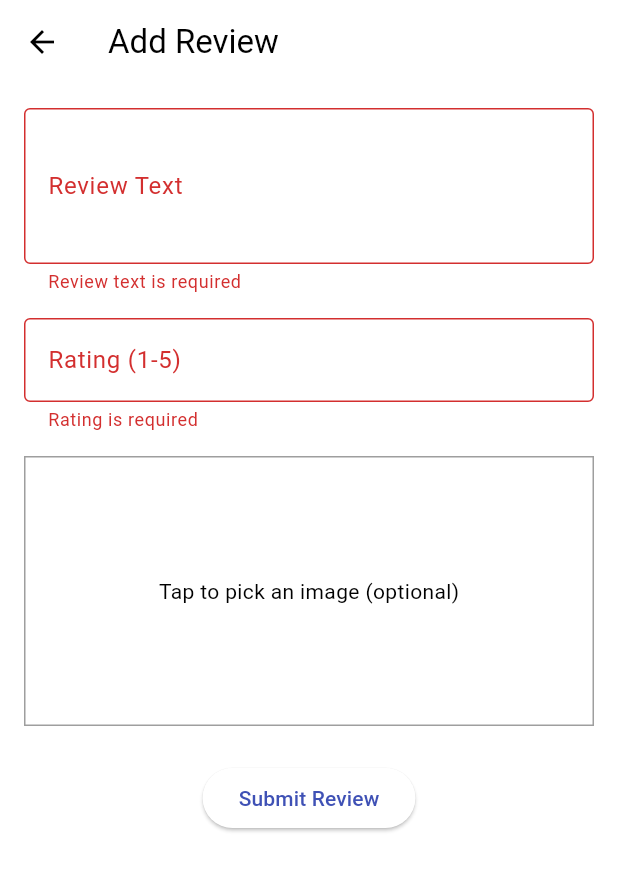
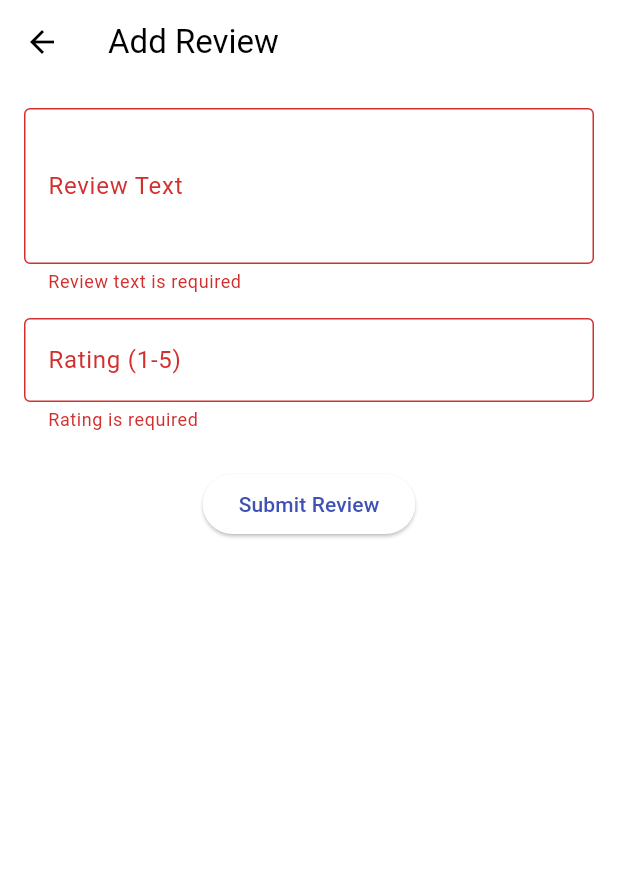
Before and after one commit to Kelompok-B03-PBP-2024-2025/SouthFeast-mobile, a Flutter app: the ReviewFormPage screen opened directly with empty values, after a tap on "Submit Review", on a phone screen of 412 x 824 dp. Shown: the top 871 px of the screen. Run offline on Flutter 3.47's test engine with Material 3 defaults, Android fonts, the phone set to English and light mode, and no system bars; our stand-ins replace flutter_slidable; missing offline and left inert: pbp_django_auth; network calls fail.

Commit message:
yay bs ilang fotonya

```diff
--- a/lib/review/screens/review_form.dart
+++ b/lib/review/screens/review_form.dart
@@ -1,6 +1,5 @@
 import 'dart:convert';
 import 'package:flutter/material.dart';
-import 'package:image_picker/image_picker.dart';
 import 'package:pbp_django_auth/pbp_django_auth.dart';
 import 'package:provider/provider.dart';
 
@@ -21,23 +20,7 @@ class _ReviewFormPageState extends State<ReviewFormPage> {
   final TextEditingController _reviewTextController = TextEditingController();
   final TextEditingController _ratingController = TextEditingController();
 
-  XFile? _selectedImage;
-  String? _uploadedImageUrl; // Menyimpan URL gambar setelah upload
-
-  /// Fungsi untuk pilih foto dari gallery
-  Future<void> _pickImage() async {
-    final picker = ImagePicker();
-    final XFile? pickedFile =
-        await picker.pickImage(source: ImageSource.gallery, imageQuality: 80);
-    if (pickedFile != null) {
-      setState(() {
-        _selectedImage = pickedFile;
-        _uploadedImageUrl = null; // Reset URL gambar yang diupload sebelumnya
-      });
-    }
-  }
-
-  /// Fungsi untuk submit data ke Django via base64
+  /// Function to submit review without image
   Future<void> _submitReview() async {
     if (!_formKey.currentState!.validate()) {
       return;
@@ -46,25 +29,18 @@ class _ReviewFormPageState extends State<ReviewFormPage> {
     final reviewText = _reviewTextController.text.trim();
     final rating = _ratingController.text.trim();
 
-    // Ubah gambar ke base64 jika ada
-    String? base64Image;
-    if (_selectedImage != null) {
-      final bytes = await _selectedImage!.readAsBytes();
-      base64Image = base64Encode(bytes);
-    }
-
     // Get the request instance
     final request = context.read<CookieRequest>();
 
     try {
-      // Kirim request menggunakan pbp_django_auth
+      // Send request to Django API
       final response = await request.postJson(
         'https://southfeast-production.up.railway.app/review/createreview/',
         jsonEncode({
           "menu_item_id": widget.menuItemId,
           "review_text": reviewText,
           "rating": rating,
-          "image": base64Image, // null jika tidak ada gambar
+          "image": null, // Ensure image is always null
         }),
       );
 
@@ -72,12 +48,6 @@ class _ReviewFormPageState extends State<ReviewFormPage> {
         ScaffoldMessenger.of(context).showSnackBar(
           const SnackBar(content: Text("Review created successfully!")),
         );
-        if (response['review_image_url'] != null) {
-          setState(() {
-            _uploadedImageUrl = response['review_image_url'];
-            _selectedImage = null;
-          });
-        }
         Navigator.pop(context, true);
       } else {
         ScaffoldMessenger.of(context).showSnackBar(
@@ -139,30 +109,6 @@ class _ReviewFormPageState extends State<ReviewFormPage> {
                   return null;
                 },
               ),
-              const SizedBox(height: 16),
-
-              // Image Picker
-              GestureDetector(
-                onTap: _pickImage,
-                child: Container(
-                  width: double.infinity,
-                  height: 180,
-                  decoration: BoxDecoration(
-                    border: Border.all(color: Colors.grey),
-                  ),
-                  child: _uploadedImageUrl != null
-                      ? Image.network(
-                          _uploadedImageUrl!,
-                          fit: BoxFit.cover,
-                          errorBuilder: (context, error, stackTrace) {
-                            return const Center(child: Text("Failed to load image"));
-                          },
-                        )
-                      : (_selectedImage != null
-                          ? const Center(child: Text("Image will be displayed after upload"))
-                          : const Center(child: Text("Tap to pick an image (optional)"))),
-                ),
-              ),
               const SizedBox(height: 24),
 
               // Submit Button
```
Also changed, not shown: lib/product/screens/detail_makanan.dart (+0 -21 lines), lib/review/screens/detail_review.dart (+68 -68 lines), lib/review/screens/review.dart (+10 -7 lines), lib/review/widget/review_card.dart (+36 -54 lines).
